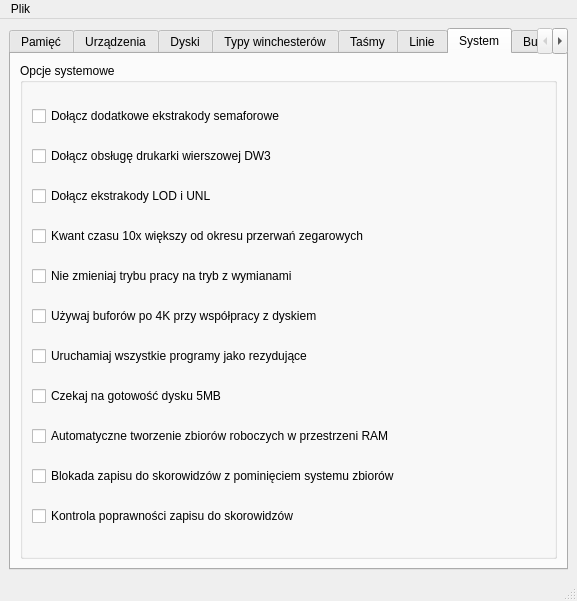
This is src/mainwindow.ui in jakubfi/krokonf as Qt 5 draws it before an edit. The edited form follows.
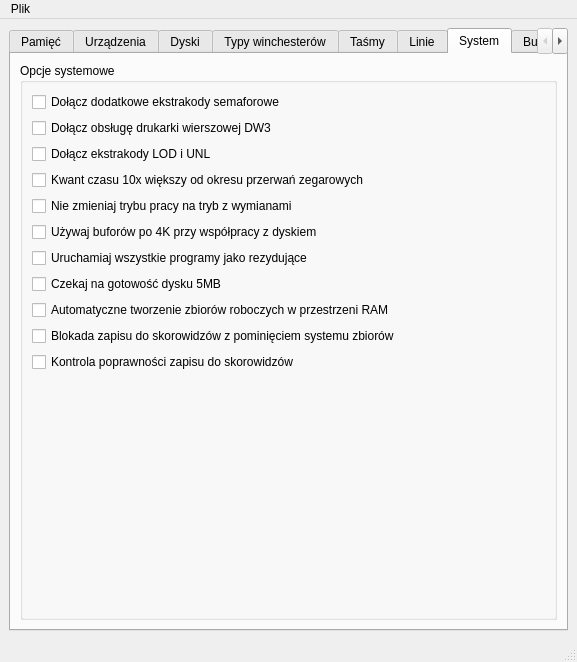
This is the edited form. The open tabs and pages were chosen to show the change. Icons and pictures are not drawn.

Commit message: add spacer for "System" tab contents

Diff of the .ui file:
```diff
--- a/src/mainwindow.ui
+++ b/src/mainwindow.ui
@@ -7,7 +7,7 @@
     <x>0</x>
     <y>0</y>
     <width>577</width>
-    <height>601</height>
+    <height>662</height>
    </rect>
   </property>
   <property name="windowTitle">
@@ -3064,6 +3064,19 @@
              </property>
             </widget>
            </item>
+           <item>
+            <spacer name="verticalSpacer_3">
+             <property name="orientation">
+              <enum>Qt::Vertical</enum>
+             </property>
+             <property name="sizeHint" stdset="0">
+              <size>
+               <width>20</width>
+               <height>40</height>
+              </size>
+             </property>
+            </spacer>
+           </item>
           </layout>
          </widget>
         </item>
```
Left out of the diff: 4 changed lines with no effect on the pictures. The commit also changes 1 other file.
